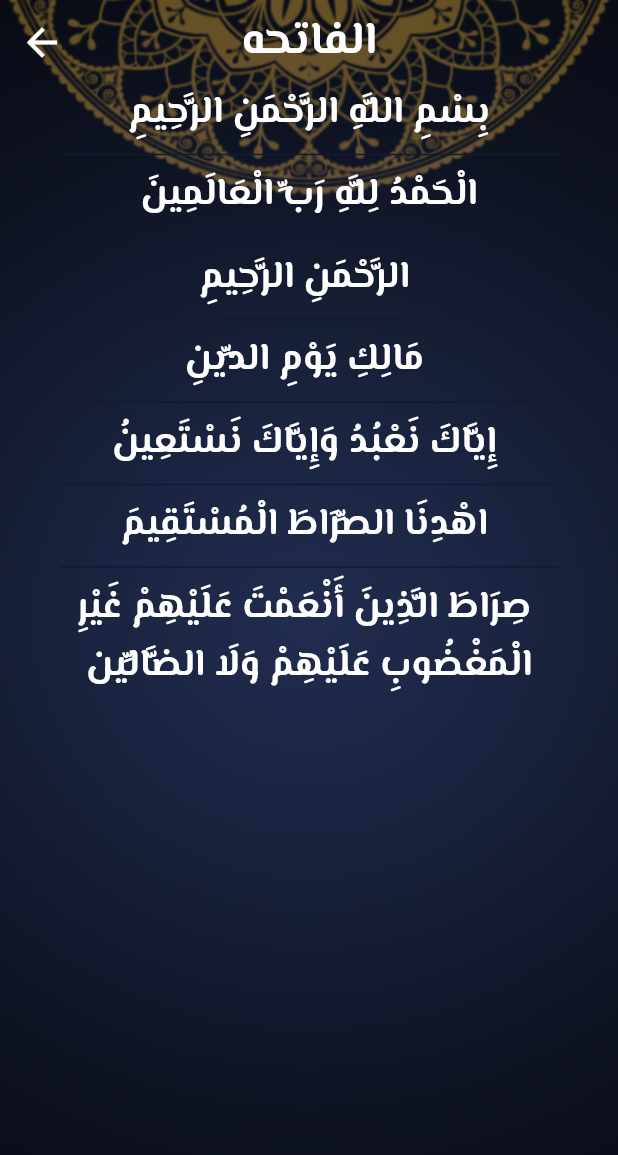
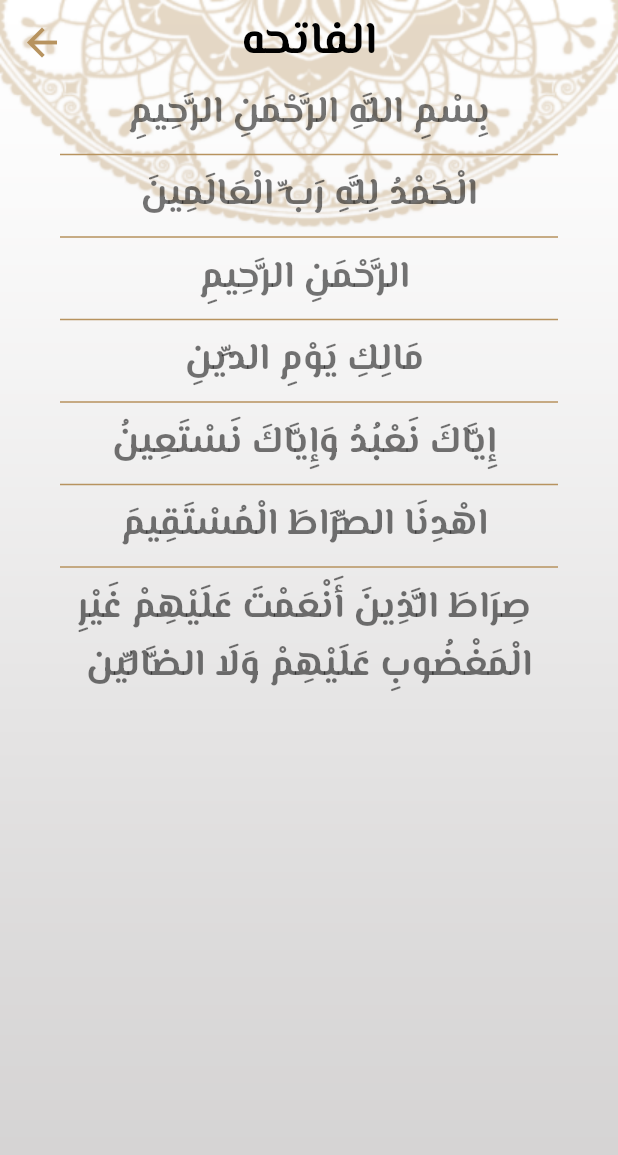
Before and after one commit to mohamedhamouda7897/islami_c8_sunday, a Flutter app: the screen it shows after launch, after a tap on "الفاتحه", on a phone screen of 412 x 824 dp. Shown: the top 1155 px of the screen. Run offline on Flutter 3.47's test engine with Material 2 defaults, Android fonts, the phone set to English and light mode, and no system bars; our stand-ins replace google_fonts; generated files the repository leaves out were written again.

```diff
--- /dev/null
+++ b/l10n.yaml
@@ -0,0 +1,3 @@
+arb-dir: lib/l10n
+template-arb-file: app_en.arb
+output-localization-file: app_localizations.dart
--- a/lib/hdeth_details.dart
+++ b/lib/hdeth_details.dart
@@ -8,10 +8,12 @@ class HadethDetails extends StatelessWidget {
   Widget build(BuildContext context) {
     var args = ModalRoute.of(context)?.settings.arguments as HadethModel;
     return Container(
-        decoration: const BoxDecoration(
+        decoration: BoxDecoration(
           image: DecorationImage(
               image: AssetImage(
-                "assets/images/dark_bg.png",
+                Theme.of(context).colorScheme.brightness == Brightness.dark
+                    ? "assets/images/dark_bg.png"
+                    : "assets/images/main_bg.png",
               ),
               fit: BoxFit.fill),
         ),
--- a/lib/home.dart
+++ b/lib/home.dart
@@ -1,4 +1,5 @@
 import 'package:flutter/material.dart';
+import 'package:flutter_gen/gen_l10n/app_localizations.dart';
 import 'package:islami_c8_sunday/tabs/ahadeth.dart';
 import 'package:islami_c8_sunday/tabs/quran.dart';
 import 'package:islami_c8_sunday/tabs/radio.dart';
@@ -16,10 +17,10 @@ class _HomeScreenState extends State<HomeScreen> {
   int index = 0;
   List<Widget> tabs = [
     QurabTab(),
-    SebhaTab(),
+    const SebhaTab(),
     AhadethTab(),
-    RadioTab(),
-    SettingsTab()
+    const RadioTab(),
+    const SettingsTab()
   ];
 
   @override
@@ -29,13 +30,16 @@ class _HomeScreenState extends State<HomeScreen> {
         SizedBox(
           width: double.infinity,
           child: Image.asset(
-            "assets/images/dark_bg.png",
+            Theme.of(context).colorScheme.brightness == Brightness.dark
+                ? "assets/images/dark_bg.png"
+                : "assets/images/main_bg.png",
             fit: BoxFit.fill,
           ),
         ),
         Scaffold(
           appBar: AppBar(
-            title: Text("Islami", style: Theme.of(context).textTheme.bodyLarge),
+            title: Text(AppLocalizations.of(context)!.appTitle,
+                style: Theme.of(context).textTheme.bodyLarge),
           ),
           bottomNavigationBar: BottomNavigationBar(
             backgroundColor: Theme.of(context).primaryColor,
@@ -46,29 +50,29 @@ class _HomeScreenState extends State<HomeScreen> {
             },
             items: [
               BottomNavigationBarItem(
-                icon: ImageIcon(AssetImage("assets/images/quran.png")),
-                label: "Quran",
+                icon: const ImageIcon(AssetImage("assets/images/quran.png")),
+                label: AppLocalizations.of(context)!.quran,
                 backgroundColor: Theme.of(context).colorScheme.primary,
               ),
               BottomNavigationBarItem(
-                icon: ImageIcon(AssetImage("assets/images/sebha.png")),
-                label: "Sebha",
+                icon: const ImageIcon(AssetImage("assets/images/sebha.png")),
+                label: AppLocalizations.of(context)!.sebha,
                 backgroundColor: Theme.of(context).primaryColor,
               ),
               BottomNavigationBarItem(
-                icon: ImageIcon(AssetImage("assets/images/ahadeth.png")),
-                label: "Ahadeth",
+                icon: const ImageIcon(AssetImage("assets/images/ahadeth.png")),
+                label: AppLocalizations.of(context)!.ahadeth,
                 backgroundColor: Theme.of(context).primaryColor,
               ),
               BottomNavigationBarItem(
-                icon: ImageIcon(
+                icon: const ImageIcon(
                   AssetImage("assets/images/radio.png"),
                 ),
-                label: "Radio",
+                label: AppLocalizations.of(context)!.radio,
                 backgroundColor: Theme.of(context).primaryColor,
               ),
               BottomNavigationBarItem(
-                icon: Icon(Icons.settings),
+                icon: const Icon(Icons.settings),
                 label: "Seetings",
                 backgroundColor: Theme.of(context).primaryColor,
               ),
--- a/lib/main.dart
+++ b/lib/main.dart
@@ -1,22 +1,43 @@
 import 'package:flutter/material.dart';
+import 'package:flutter_gen/gen_l10n/app_localizations.dart';
+import 'package:flutter_localizations/flutter_localizations.dart';
 import 'package:islami_c8_sunday/hdeth_details.dart';
 import 'package:islami_c8_sunday/home.dart';
 import 'package:islami_c8_sunday/my_themes.dart';
+import 'package:islami_c8_sunday/providers/my_provider.dart';
 import 'package:islami_c8_sunday/sura_details.dart';
+import 'package:provider/provider.dart';
 
 void main() {
-  runApp(MyApplication());
+  runApp(MultiProvider(providers: [
+    ChangeNotifierProvider(
+      create: (context) => MyProvider(),
+    ),
+    // ChangeNotifierProvider(create: (context) => SuraDetailsProvider(),),
+  ], child: MyApplication()));
 }
 
 class MyApplication extends StatelessWidget {
   @override
   Widget build(BuildContext context) {
+    var provider = Provider.of<MyProvider>(context);
     return MaterialApp(
       debugShowCheckedModeBanner: false,
       initialRoute: HomeScreen.routeName,
+      localizationsDelegates: [
+        AppLocalizations.delegate, // Add this line
+        GlobalMaterialLocalizations.delegate,
+        GlobalWidgetsLocalizations.delegate,
+        GlobalCupertinoLocalizations.delegate,
+      ],
+      supportedLocales: [
+        Locale("en"),
+        Locale("ar"),
+      ],
+      locale: Locale(provider.language),
       theme: MyThemeData.lightTheme,
       darkTheme: MyThemeData.darkTheme,
-      themeMode: ThemeMode.dark,
+      themeMode: provider.themeMode,
       routes: {
         HomeScreen.routeName: (c) => HomeScreen(),
         SuraDetails.routeName: (c) => SuraDetails(),
--- a/lib/sura_details.dart
+++ b/lib/sura_details.dart
@@ -1,28 +1,27 @@
 import 'package:flutter/material.dart';
-import 'package:flutter/services.dart';
+import 'package:islami_c8_sunday/providers/sura_details_provider.dart';
 import 'package:islami_c8_sunday/sura_details_args.dart';
+import 'package:provider/provider.dart';
 
-class SuraDetails extends StatefulWidget {
+class SuraDetails extends StatelessWidget {
   static const String routeName = "sura-details";
-
-  @override
-  State<SuraDetails> createState() => _SuraDetailsState();
-}
-
-class _SuraDetailsState extends State<SuraDetails> {
-  List<String> verses = [];
 
   @override
   Widget build(BuildContext context) {
     var args = ModalRoute.of(context)?.settings.arguments as SuraDetailsArgs;
-    if (verses.isEmpty) {
-      loadFile(args.index);
-    }
+
+    return ChangeNotifierProvider(
+      create: (context) => SuraDetailsProvider()..loadFile(args.index),
+      builder: (context, child) {
+        var provider = Provider.of<SuraDetailsProvider>(context);
+
         return Container(
-      decoration: const BoxDecoration(
+          decoration: BoxDecoration(
             image: DecorationImage(
                 image: AssetImage(
-              "assets/images/dark_bg.png",
+                  Theme.of(context).colorScheme.brightness == Brightness.dark
+                      ? "assets/images/dark_bg.png"
+                      : "assets/images/main_bg.png",
                 ),
                 fit: BoxFit.fill),
           ),
@@ -33,7 +32,7 @@ class _SuraDetailsState extends State<SuraDetails> {
                 style: Theme.of(context).textTheme.bodyLarge,
               ),
             ),
-        body: verses.isEmpty
+            body: provider.verses.isEmpty
                 ? Center(
                     child: CircularProgressIndicator(
                     color: Theme.of(context).primaryColor,
@@ -50,25 +49,17 @@ class _SuraDetailsState extends State<SuraDetails> {
                         textDirection: TextDirection.rtl,
                         child: Center(
                             child: Text(
-                          "${verses[index]}",
+                          "${provider.verses[index]}",
                           style: Theme.of(context).textTheme.bodyMedium,
                           textAlign: TextAlign.center,
                         )),
                       );
                     },
-                itemCount: verses.length,
+                    itemCount: provider.verses.length,
                   ),
           ),
         );
-  }
-
-  Future<void> loadFile(int index) async {
-    String sura = await rootBundle.loadString("assets/files/${index + 1}.txt");
-    List<String> lines = sura.split("\n");
-    print(lines);
-
-    setState(() {
-      verses = lines;
-    });
+      },
+    );
   }
 }
--- a/lib/tabs/quran.dart
+++ b/lib/tabs/quran.dart
@@ -1,6 +1,9 @@
 import 'package:flutter/material.dart';
+import 'package:flutter_gen/gen_l10n/app_localizations.dart';
+import 'package:islami_c8_sunday/providers/my_provider.dart';
 import 'package:islami_c8_sunday/sura_details.dart';
 import 'package:islami_c8_sunday/sura_details_args.dart';
+import 'package:provider/provider.dart';
 
 class QurabTab extends StatelessWidget {
   List<String> suraNames = [
@@ -122,20 +125,25 @@ class QurabTab extends StatelessWidget {
 
   @override
   Widget build(BuildContext context) {
+    var pro = Provider.of<MyProvider>(context);
     return Column(
       crossAxisAlignment: CrossAxisAlignment.center,
       children: [
         Image.asset("assets/images/quran_bg.png"),
         Divider(
-          color: Theme.of(context).primaryColor,
+          color: pro.themeMode == ThemeMode.light
+              ? Theme.of(context).primaryColor
+              : Theme.of(context).colorScheme.secondary,
           thickness: 3,
         ),
         Text(
-          "Sura Name",
+          AppLocalizations.of(context)!.suraNames,
           style: Theme.of(context).textTheme.bodyMedium,
         ),
         Divider(
-          color: Theme.of(context).primaryColor,
+          color: pro.themeMode == ThemeMode.light
+              ? Theme.of(context).primaryColor
+              : Theme.of(context).colorScheme.secondary,
           thickness: 3,
         ),
         Expanded(
@@ -156,8 +164,8 @@ class QurabTab extends StatelessWidget {
                   child: Text(
                     suraNames[index],
                     style: Theme.of(context).textTheme.bodyMedium!.copyWith(
-                          fontSize: 18,
-                        ),
+                      fontSize: 18,
+                    ),
                   ),
                 ),
               );
```
Also changed, not shown: lib/l10n/app_ar.arb (added, +8 -0 lines), lib/l10n/app_en.arb (added, +8 -0 lines), lib/showLanguage_BottomSheet.dart (added, +70 -0 lines), lib/showTheme_BottomSheet.dart (added, +68 -0 lines), lib/tabs/ahadeth.dart (+12 -60 lines), lib/tabs/settings.dart (+90 -3 lines), pubspec.yaml (+5 -2 lines), pubspec.lock. Lines whose indentation alone changed are shown as unchanged.
